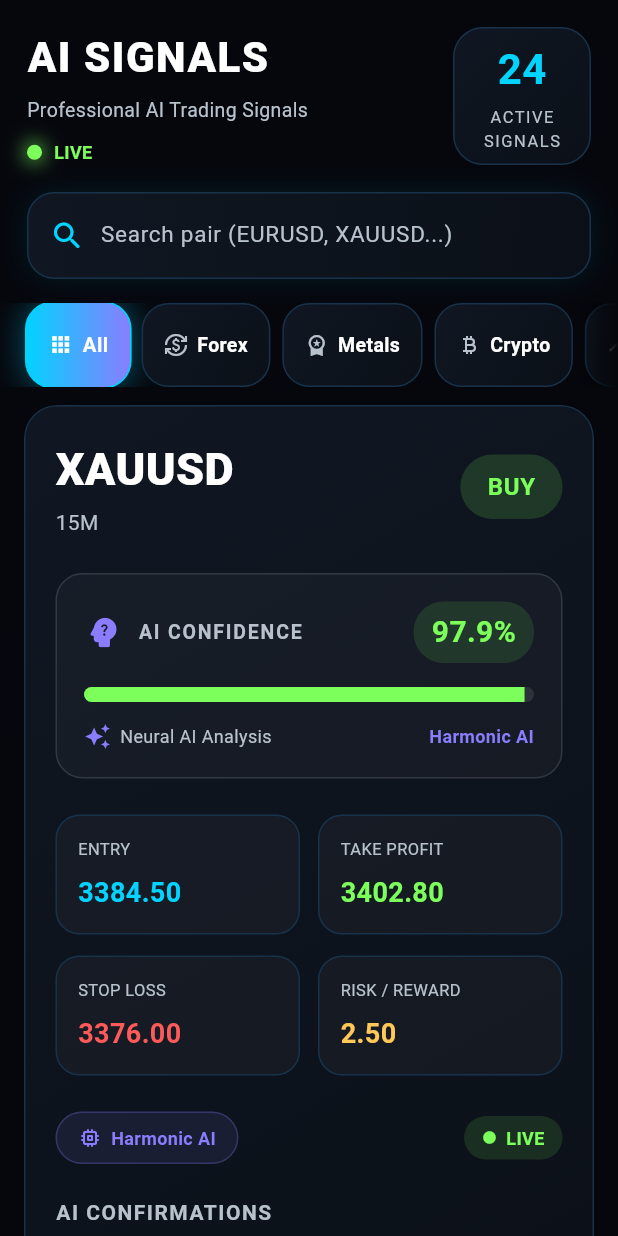
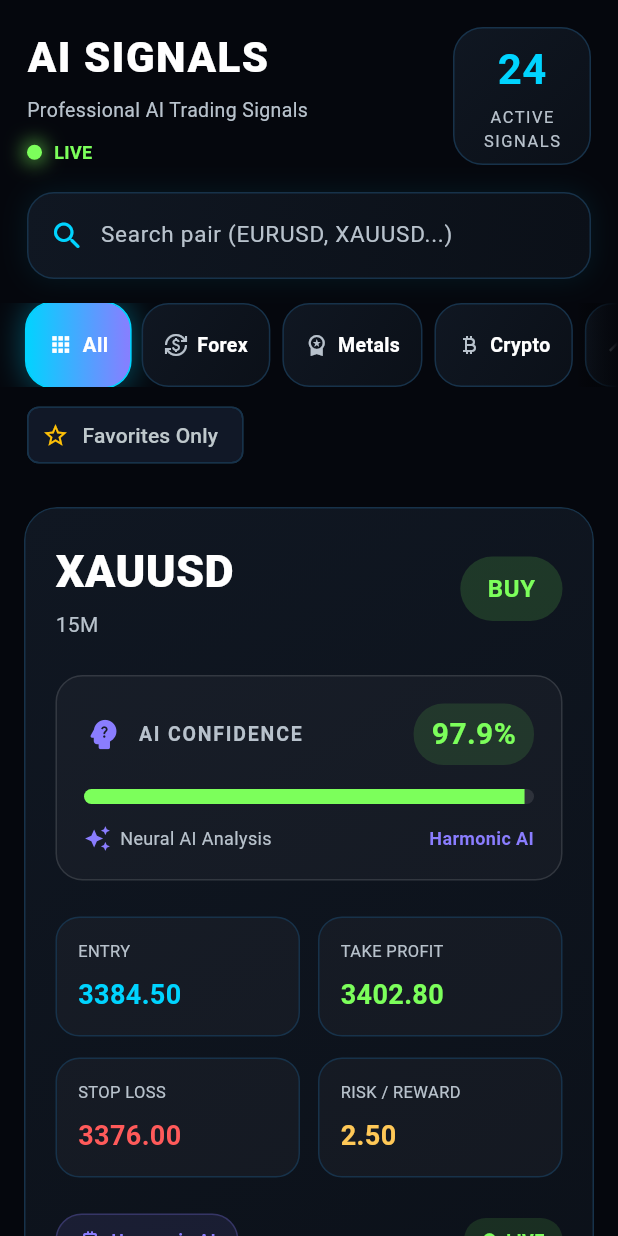
Before and after one commit to saitozturk77-ux/harmonic_ai_app, a Flutter app: the SignalsScreen screen opened directly, on a phone screen of 412 x 824 dp. Run offline on Flutter 3.47's test engine with Material 3 defaults, Android fonts, the phone set to English and light mode, and no system bars; missing offline and left inert: flame.

Commit message:
feat: add favorites only filter

```diff
--- a/assets/demo/signals.json
+++ b/assets/demo/signals.json
@@ -111,7 +111,7 @@
     "createdAt": "2026-07-12T09:25:00Z",
     "tp2": 3415.2,
     "tp3": 3427.8,
-    "tp1Hit": false,
+    "tp1Hit": true,
     "tp2Hit": false,
     "tp3Hit": false,
     "stopLossHit": false
--- /dev/null
+++ b/lib/core/favorites/favorite_manager.dart
@@ -0,0 +1,43 @@
+class FavoriteManager {
+  FavoriteManager._();
+
+  static final Set<int> _favorites = <int>{};
+
+  //---------------------------------------------------------
+  // CHECK
+  //---------------------------------------------------------
+
+  static bool isFavorite(int signalId) {
+    return _favorites.contains(signalId);
+  }
+
+  //---------------------------------------------------------
+  // ADD / REMOVE
+  //---------------------------------------------------------
+
+  static bool toggle(int signalId) {
+    if (_favorites.contains(signalId)) {
+      _favorites.remove(signalId);
+      return false;
+    }
+
+    _favorites.add(signalId);
+    return true;
+  }
+
+  //---------------------------------------------------------
+  // GET ALL
+  //---------------------------------------------------------
+
+  static List<int> getAll() {
+    return _favorites.toList();
+  }
+
+  //---------------------------------------------------------
+  // CLEAR
+  //---------------------------------------------------------
+
+  static void clear() {
+    _favorites.clear();
+  }
+}
--- a/lib/screens/signals/signals_screen.dart
+++ b/lib/screens/signals/signals_screen.dart
@@ -19,6 +19,8 @@ class SignalsScreen extends StatefulWidget {
 class _SignalsScreenState extends State<SignalsScreen> {
   String _searchText = '';
 
+  bool _favoritesOnly = false;
+
   MarketCategory? _selectedCategory;
 
   void _onSearchChanged(String value) {
@@ -30,6 +32,12 @@ class _SignalsScreenState extends State<SignalsScreen> {
   void _onCategoryChanged(MarketCategory? category) {
     setState(() {
       _selectedCategory = category;
+    });
+  }
+
+  void _onFavoritesChanged(bool value) {
+    setState(() {
+      _favoritesOnly = value;
     });
   }
 
@@ -63,16 +71,42 @@ class _SignalsScreenState extends State<SignalsScreen> {
               onCategoryChanged: _onCategoryChanged,
             ),
 
+            Padding(
+              padding: const EdgeInsets.fromLTRB(18, 8, 18, 12),
+              child: Align(
+                alignment: Alignment.centerLeft,
+                child: FilterChip(
+                  avatar: Icon(
+                    _favoritesOnly
+                        ? Icons.star
+                        : Icons.star_border,
+                    size: 18,
+                    color: Colors.amber,
+                  ),
+                  label: const Text("Favorites Only"),
+                  selected: _favoritesOnly,
+                  onSelected: _onFavoritesChanged,
+                  selectedColor: AppColors.primary.withOpacity(.15),
+                  checkmarkColor: AppColors.primary,
+                  side: const BorderSide(
+                    color: AppColors.border,
+                  ),
+                  backgroundColor: AppColors.card,
+                ),
+              ),
+            ),
+
             //--------------------------------------------------
             // LIST
             //--------------------------------------------------
 
             Expanded(
               child: SignalList(
-                subscription: UserSubscription.trial,
-                search: _searchText,
-                category: _selectedCategory,
-              ),
+                       subscription: UserSubscription.trial,
+                       search: _searchText,
+                       category: _selectedCategory,
+                       favoritesOnly: _favoritesOnly,
+                     ),
             ),
           ],
         ),
--- a/lib/screens/signals/widgets/signal_list.dart
+++ b/lib/screens/signals/widgets/signal_list.dart
@@ -4,21 +4,24 @@ import '../../../core/models/signal_view_model.dart';
 import '../../../core/models/user_subscription.dart';
 import '../../../core/models/signal_model.dart';
 import '../../../core/repository/repository_provider.dart';
+import '../../../core/favorites/favorite_manager.dart';
 import '../../signal_detail/signal_detail_screen.dart';
 
 import 'signal_card.dart';
 
 class SignalList extends StatefulWidget {
-  const SignalList({
+   const SignalList({
     super.key,
     required this.subscription,
     this.search = '',
     this.category,
+    this.favoritesOnly = false,
   });
 
   final UserSubscription subscription;
   final String search;
   final MarketCategory? category;
+  final bool favoritesOnly;
 
   @override
   State<SignalList> createState() => _SignalListState();
@@ -39,7 +42,8 @@ class _SignalListState extends State<SignalList> {
 
     if (oldWidget.search != widget.search ||
         oldWidget.subscription != widget.subscription ||
-        oldWidget.category != widget.category) {
+        oldWidget.category != widget.category ||
+        oldWidget.favoritesOnly != widget.favoritesOnly) {
       _loadSignals();
     }
   }
@@ -112,7 +116,19 @@ class _SignalListState extends State<SignalList> {
           );
         }
 
-        final signals = snapshot.data ?? [];
+        List<SignalViewModel> signals = List.from(
+          snapshot.data ?? [],
+        );
+
+        if (widget.favoritesOnly) {
+          final favoriteIds = FavoriteManager.getAll();
+
+          signals = signals.where((item) {
+            return favoriteIds.contains(
+              item.signal.signalId,
+            );
+          }).toList();
+        }
 
         //----------------------------------------------------
         // EMPTY
```
Also changed, not shown: lib/screens/signal_detail/signal_detail_screen.dart (+32 -9 lines), lib/screens/signal_detail/widgets/trade_levels_detail_card.dart (+34 -4 lines).
